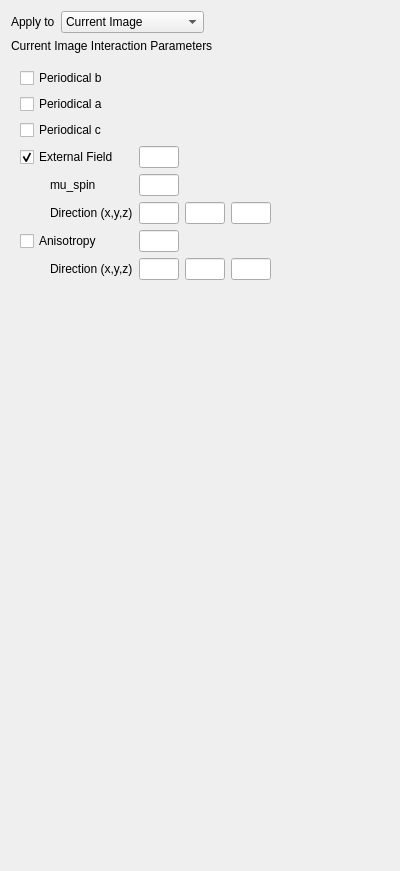
The window that ui-qt/ui/HamiltonianAnisotropicWidget.ui (spirit-code/spirit) describes before a commit, drawn with Qt 5.
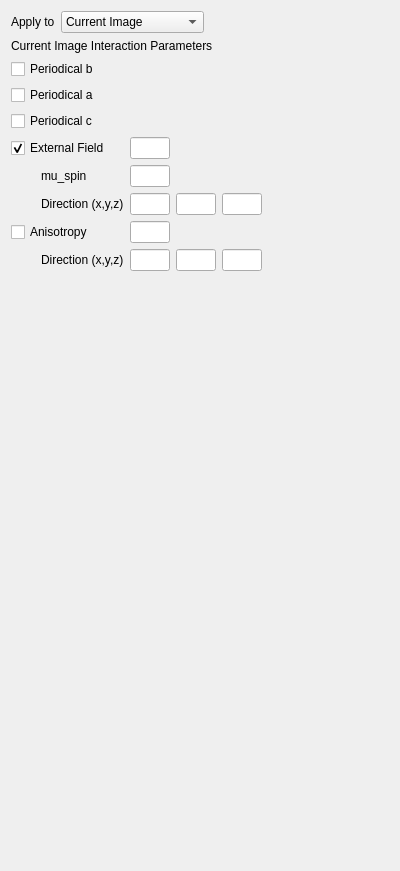
The same window after the commit.

Commit message: UI-QT: significant Settings layout improvements. - ToolBox is now used throughout settings, except Hamiltonian (not necessary) - Removed several margins which required some of the tabs to be unnecessarily large

What changed in the file:
```diff
--- a/ui-qt/ui/HamiltonianAnisotropicWidget.ui
+++ b/ui-qt/ui/HamiltonianAnisotropicWidget.ui
@@ -27,11 +27,23 @@
        <rect>
         <x>0</x>
         <y>0</y>
-        <width>382</width>
-        <height>806</height>
+        <width>376</width>
+        <height>785</height>
        </rect>
       </property>
       <layout class="QGridLayout" name="gridLayout_29">
+       <property name="leftMargin">
+        <number>0</number>
+       </property>
+       <property name="topMargin">
+        <number>0</number>
+       </property>
+       <property name="rightMargin">
+        <number>0</number>
+       </property>
+       <property name="bottomMargin">
+        <number>0</number>
+       </property>
        <item row="9" column="0">
         <widget class="QCheckBox" name="checkBox_ani_aniso">
          <property name="text">
```
The commit also changes 5 other files.
